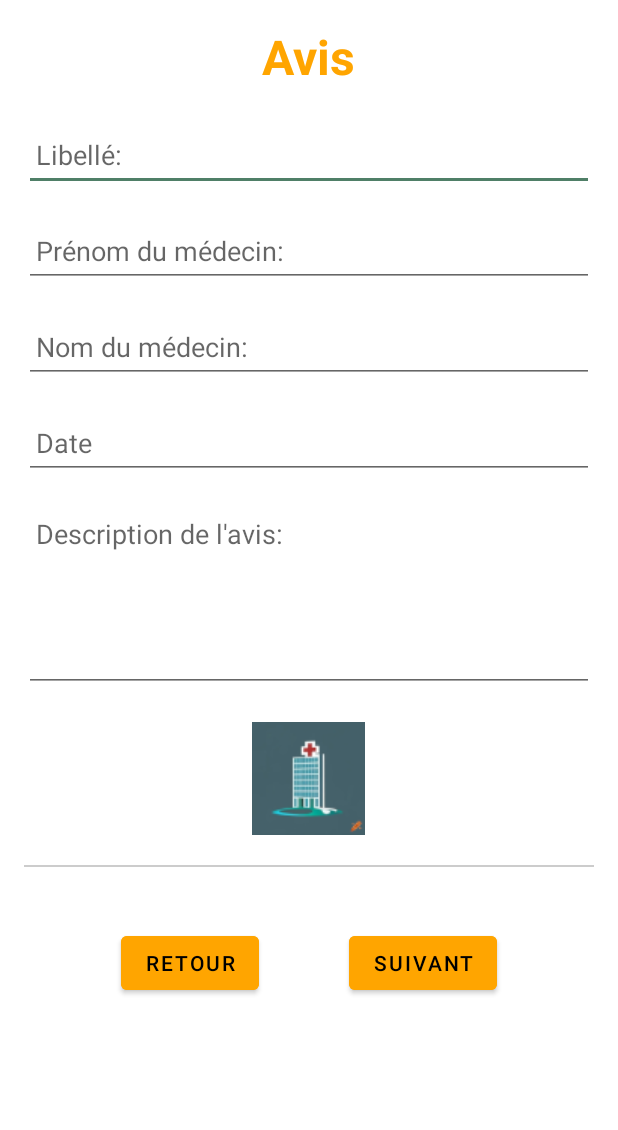
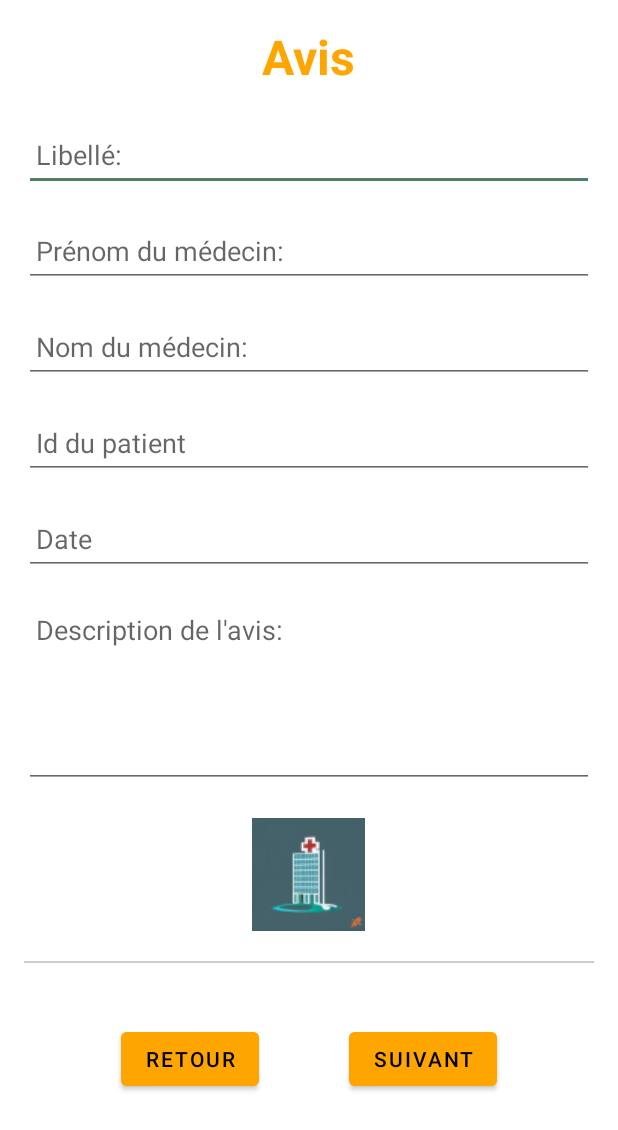
Before and after one commit to GerardLeRest/SoigneMoi, an Android app: the ActiviteAvis screen opened directly, with no data from a screen before it, on a phone screen of 412 x 824 dp. Shown: the top 1130 px of the screen. Run offline under Robolectric (Android 15) with nearby library versions, the phone set to English and light mode, and no system bars.

Commit message:
envoi de l'idPatient au controlleur PHP

```diff
--- a/Medecin/app/build.gradle.kts
+++ b/Medecin/app/build.gradle.kts
@@ -3,11 +3,11 @@ plugins {
 }
 
 android {
-    namespace = "logicielslibres.fr.medecin5"
+    namespace = "logicielslibres.fr.medecin7"
     compileSdk = 34
 
     defaultConfig {
-        applicationId = "logicielslibres.fr.medecin5"
+        applicationId = "logicielslibres.fr.medecin7"
         minSdk = 24
         targetSdk = 34
         versionCode = 1
--- a/Medecin/app/src/main/AndroidManifest.xml
+++ b/Medecin/app/src/main/AndroidManifest.xml
@@ -2,6 +2,7 @@
 <manifest xmlns:android="http://schemas.android.com/apk/res/android"
     xmlns:tools="http://schemas.android.com/tools">
     <uses-permission android:name="android.permission.INTERNET"/>
+
 
     <application
         android:networkSecurityConfig="@xml/network_security_config"
@@ -12,7 +13,7 @@
         android:label="@string/app_name"
         android:roundIcon="@mipmap/ic_launcher_round"
         android:supportsRtl="true"
-        android:theme="@style/Theme.Medecin4"
+        android:theme="@style/Theme.Medecin7"
         tools:targetApi="31">
         <activity
             android:name=".ActivitePagePrincipale"
--- a/Medecin/app/src/main/java/logicielslibres/fr/medecin5/ApiService.java
+++ /dev/null
@@ -1,14 +0,0 @@
-package logicielslibres.fr.medecin5;
-
-import java.util.Map;
-import retrofit2.Call;
-import retrofit2.http.Body;
-import retrofit2.http.POST;
-
-public interface ApiService {
-    @POST("formulaireAvis")
-    Call<Void> sendAvis(@Body Map<String, String> avis);
-
-    @POST("formulairePrescription")
-    Call<Void> sendPrescription(@Body Map<String, String> prescription);
-}
--- a/Medecin/app/src/main/java/logicielslibres/fr/medecin5/ActiviteAvis.java
+++ b/Medecin/app/src/main/java/logicielslibres/fr/medecin7/ActiviteAvis.java
@@ -1,4 +1,4 @@
-package logicielslibres.fr.medecin5;
+package logicielslibres.fr.medecin7;
 
 import android.app.DatePickerDialog;
 import android.content.Intent;
@@ -22,6 +22,9 @@ public class ActiviteAvis extends AppCompatActivity {
 
     private static final String TAG = "ActiviteAvis";
     private EditText libelle;
+    private EditText prenomMedcin;
+    private EditText nomMedecin;
+    private EditText idPatient;
     private EditText date;
     private EditText descriptionAvis;
     private Map<String, String> tableauAvis;
@@ -38,6 +41,7 @@ public class ActiviteAvis extends AppCompatActivity {
 
         // Initialisation des vues
         libelle = findViewById(R.id.libelle);
+        idPatient = findViewById(R.id.idPatient);
         date = findViewById(R.id.date);
         descriptionAvis = findViewById(R.id.descriptionAvis);
 
@@ -54,7 +58,7 @@ public class ActiviteAvis extends AppCompatActivity {
 
         // Initialisation de Retrofit
         Retrofit retrofit = new Retrofit.Builder()
-                .baseUrl("http://192.168.19.74/soignemoi-web/") // Définissez la base de l'URL ici
+                .baseUrl("http://192.168.1.10/soignemoi-web/") // Définir la base de l'URL ici
                 .addConverterFactory(GsonConverterFactory.create())
                 .build();
         apiService = retrofit.create(ApiService.class);
@@ -92,16 +96,15 @@ public class ActiviteAvis extends AppCompatActivity {
     private void pageSuivante() {
         // Récupérer les valeurs des EditText
         String texteLibelle = libelle.getText().toString();
+        String texteIdPatient = idPatient.getText().toString();
         String texteDate = date.getText().toString();
         String texteDescriptionAvis = descriptionAvis.getText().toString();
 
         // Remplissage du tableauAvis
         tableauAvis.put("libelle", texteLibelle);
-        Log.d(TAG, "libelle du jour:" + texteLibelle);
+        tableauAvis.put("idPatient", texteIdPatient);
         tableauAvis.put("date", texteDate);
-        Log.d(TAG, "date du jour" + texteDate);
         tableauAvis.put("description", texteDescriptionAvis);
-        Log.d(TAG, "description avis:" + texteDescriptionAvis);
 
         // Traitement des erreurs
         if (!erreurs()) {
@@ -116,13 +119,23 @@ public class ActiviteAvis extends AppCompatActivity {
     public boolean erreurs() {
         String messageErreur = "";
         String texteLibelle = tableauAvis.get("libelle");
+        String texteIdPatient = tableauAvis.get("idPatient");
         String texteDate = tableauAvis.get("date");
         String texteDescriptionAvis = tableauAvis.get("description");
 
         if (texteLibelle == null || texteLibelle.isEmpty()
                 || texteDate == null || texteDate.isEmpty()
-                || texteDescriptionAvis == null || texteDescriptionAvis.isEmpty()) {
+                || texteDescriptionAvis == null || texteDescriptionAvis.isEmpty()
+                || texteIdPatient == null || texteIdPatient.isEmpty())  {
             messageErreur = "au moins un des champs n'a pas été saisi";
+        }
+        // gesstion du nombre idPatient
+        else{
+            try {
+                int IdPatient = Integer.parseInt(texteIdPatient);
+            } catch (NumberFormatException e) {
+                Toast.makeText(ActiviteAvis.this, "Veuillez entrer un nombre valide", Toast.LENGTH_SHORT).show();
+            }
         }
 
         if (!messageErreur.isEmpty()) {
--- a/Medecin/app/src/main/java/logicielslibres/fr/medecin5/ActivitePagePrincipale.java
+++ b/Medecin/app/src/main/java/logicielslibres/fr/medecin7/ActivitePagePrincipale.java
@@ -1,4 +1,4 @@
-package logicielslibres.fr.medecin5;
+package logicielslibres.fr.medecin7;
 
 import android.content.Intent;
 import android.os.Bundle;
--- a/Medecin/app/src/main/java/logicielslibres/fr/medecin5/ActivitePrescription.java
+++ b/Medecin/app/src/main/java/logicielslibres/fr/medecin7/ActivitePrescription.java
@@ -1,4 +1,4 @@
-package logicielslibres.fr.medecin5;
+package logicielslibres.fr.medecin7;
 
 import android.app.DatePickerDialog;
 import android.content.Intent;
@@ -58,7 +58,7 @@ public class ActivitePrescription extends AppCompatActivity {
 
         // Initialisation de Retrofit
         Retrofit retrofit = new Retrofit.Builder()
-                .baseUrl("http://192.168.19.74/soignemoi-web/") // Définissez la base de l'URL ici
+                .baseUrl("http://192.168.1.10/soignemoi-web/") // Définir la base de l'URL ici
                 .addConverterFactory(GsonConverterFactory.create())
                 .build();
         apiService = retrofit.create(ApiService.class);
--- /dev/null
+++ b/Medecin/app/src/main/java/logicielslibres/fr/medecin7/ApiService.java
@@ -0,0 +1,14 @@
+package logicielslibres.fr.medecin7;
+
+import java.util.Map;
+import retrofit2.Call;
+import retrofit2.http.Body;
+import retrofit2.http.POST;
+
+public interface ApiService {
+    @POST("formulaireAvis")
+    Call<Void> sendAvis(@Body Map<String, String> avis); //avis:route;
+
+    @POST("formulairePrescription")
+    Call<Void> sendPrescription(@Body Map<String, String> prescription); //prescription: route
+}
--- a/Medecin/app/src/main/res/layout/activite_avis.xml
+++ b/Medecin/app/src/main/res/layout/activite_avis.xml
@@ -55,15 +55,26 @@
             android:minHeight="48dp"
             android:padding="8dp"/>
 
-        <!-- Champ pour la date -->
+        <!-- Champ pour l'id du patient -->
+        <EditText
+            android:id="@+id/idPatient"
+            android:layout_width="match_parent"
+            android:layout_height="wrap_content"
+            android:hint="@string/id_du_patient"
+            android:layout_marginBottom="16dp"
+            android:inputType="number"
+            android:minHeight="48dp"
+            android:padding="8dp"/>
+
+        <!-- Champ pour la date (inputType="non" -disparition du clavier avant le calendrier-->
         <EditText
             android:id="@+id/date"
             android:layout_width="match_parent"
             android:layout_height="wrap_content"
             android:hint="@string/date"
             android:layout_marginBottom="16dp"
-            android:inputType="date"
-            android:focusable="false"
+            android:inputType="none"
+            android:focusable="true"
             android:clickable="true"
             android:minHeight="48dp"
             android:padding="8dp"/>
--- a/Medecin/app/src/main/res/values-night/themes.xml
+++ b/Medecin/app/src/main/res/values-night/themes.xml
@@ -1,6 +1,6 @@
 <resources xmlns:tools="http://schemas.android.com/tools">
     <!-- Base application theme. -->
-    <style name="Base.Theme.Medecin5" parent="Theme.Material3.DayNight.NoActionBar">
+    <style name="Base.Theme.Medecin7" parent="Theme.Material3.DayNight.NoActionBar">
         <!-- Customize your dark theme here. -->
         <!-- <item name="colorPrimary">@color/my_dark_primary</item> -->
     </style>
--- a/Medecin/app/src/main/res/values/strings.xml
+++ b/Medecin/app/src/main/res/values/strings.xml
@@ -1,5 +1,5 @@
 <resources>
-    <string name="app_name">medecin5</string>
+    <string name="app_name">medecin7</string>
     <string name="medecin">Médecin</string>
     <string name="logo_et_adresse">Logo et adresse</string>
     <string name="suivant">Suivant</string>
@@ -17,4 +17,5 @@
     <string name="date_de_fin">Date de fin</string>
     <string name="validation">validation</string>
     <string name="nom_medicament">Nom du médicament</string>
+    <string name="id_du_patient">Id du patient</string>
 </resources>
--- a/Medecin/app/src/main/res/values/styles.xml
+++ b/Medecin/app/src/main/res/values/styles.xml
@@ -1,6 +1,6 @@
 <resources xmlns:tools="http://schemas.android.com/tools">
     <!-- Base application theme without ActionBar. -->
-    <style name="Theme.Medecin4" parent="Theme.MaterialComponents.Light.NoActionBar">
+    <style name="Theme.Medecin7" parent="Theme.MaterialComponents.Light.NoActionBar">
         <!-- Couleurs du theme -->
         <item name="colorPrimary">@color/grisFonce</item>
         <item name="colorPrimaryDark">@color/grisClair</item>
--- a/Medecin/app/src/main/res/values/themes.xml
+++ b/Medecin/app/src/main/res/values/themes.xml
@@ -1,6 +1,6 @@
 <resources xmlns:tools="http://schemas.android.com/tools">
     <!-- Base application theme. -->
-    <style name="Base.Theme.Medecin5" parent="Theme.Material3.DayNight.NoActionBar">
+    <style name="Base.Theme.Medecin7" parent="Theme.Material3.DayNight.NoActionBar">
         <!-- Customize your light theme here. -->
         <!-- <item name="colorPrimary">@color/my_light_primary</item> -->
     </style>
--- a/Medecin/app/src/main/res/xml/network_security_config.xml
+++ b/Medecin/app/src/main/res/xml/network_security_config.xml
@@ -1,6 +1,6 @@
 <?xml version="1.0" encoding="utf-8"?>
 <network-security-config>
     <domain-config cleartextTrafficPermitted="true">
-        <domain includeSubdomains="true">192.168.19.74</domain>
+        <domain includeSubdomains="true">192.168.1.10</domain>
     </domain-config>
 </network-security-config>
--- a/Medecin/gradle/libs.versions.toml
+++ b/Medecin/gradle/libs.versions.toml
@@ -1,5 +1,5 @@
 [versions]
-agp = "8.4.0"
+agp = "8.4.1"
 junit = "4.13.2"
 junitVersion = "1.1.5"
 espressoCore = "3.5.1"
--- a/Medecin/settings.gradle.kts
+++ b/Medecin/settings.gradle.kts
@@ -19,5 +19,5 @@ dependencyResolutionManagement {
     }
 }
 
-rootProject.name = "medecin5"
+rootProject.name = "medecin7"
 include(":app")
```
Also changed, not shown: 3 other files.
